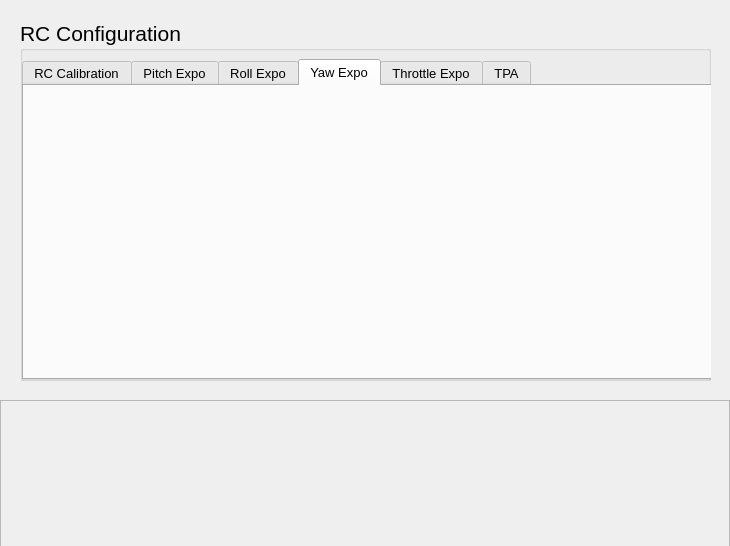
The window that src/uavconfig.ui (nlbtuyen/ConfigurationGCS) describes before a commit, drawn with Qt 5.
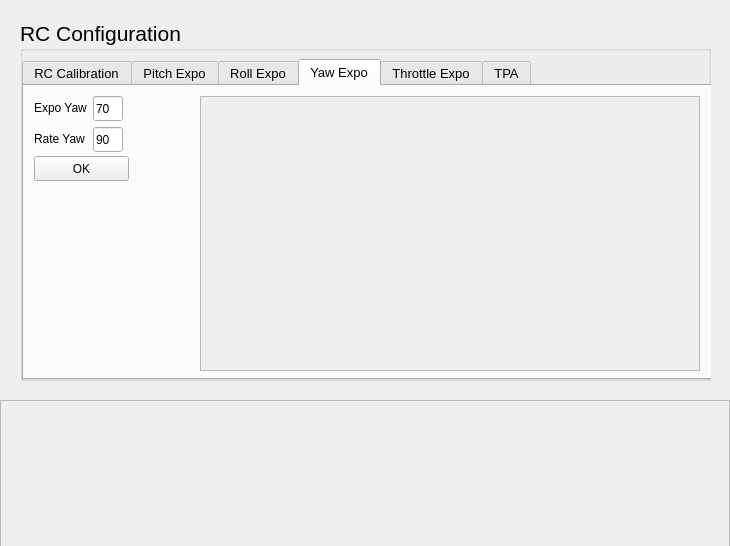
The same window after the commit. The open tabs and pages were chosen to show the change. Icons and pictures are not drawn.

```diff
--- a/src/uavconfig.ui
+++ b/src/uavconfig.ui
@@ -1453,6 +1453,151 @@
        <attribute name="title">
         <string>Yaw Expo</string>
        </attribute>
+       <widget class="QWidget" name="layoutWidget_10">
+        <property name="geometry">
+         <rect>
+          <x>10</x>
+          <y>10</y>
+          <width>101</width>
+          <height>58</height>
+         </rect>
+        </property>
+        <layout class="QFormLayout" name="formLayout_4">
+         <item row="0" column="0">
+          <widget class="QLabel" name="label_expo_yaw">
+           <property name="font">
+            <font>
+             <family>Arial</family>
+             <pointsize>9</pointsize>
+            </font>
+           </property>
+           <property name="text">
+            <string>Expo Yaw</string>
+           </property>
+          </widget>
+         </item>
+         <item row="0" column="1">
+          <widget class="QLineEdit" name="lineEdit_expoPitch_2">
+           <property name="minimumSize">
+            <size>
+             <width>30</width>
+             <height>25</height>
+            </size>
+           </property>
+           <property name="maximumSize">
+            <size>
+             <width>30</width>
+             <height>25</height>
+            </size>
+           </property>
+           <property name="font">
+            <font>
+             <family>Arial</family>
+             <pointsize>9</pointsize>
+            </font>
+           </property>
+           <property name="text">
+            <string>70</string>
+           </property>
+          </widget>
+         </item>
+         <item row="1" column="0">
+          <widget class="QLabel" name="label_rate_yaw">
+           <property name="font">
+            <font>
+             <family>Arial</family>
+             <pointsize>9</pointsize>
+            </font>
+           </property>
+           <property name="text">
+            <string>Rate Yaw</string>
+           </property>
+          </widget>
+         </item>
+         <item row="1" column="1">
+          <widget class="QLineEdit" name="lineEdit_ratePitch_2">
+           <property name="minimumSize">
+            <size>
+             <width>30</width>
+             <height>25</height>
+            </size>
+           </property>
+           <property name="maximumSize">
+            <size>
+             <width>30</width>
+             <height>25</height>
+            </size>
+           </property>
+           <property name="font">
+            <font>
+             <family>Arial</family>
+             <pointsize>9</pointsize>
+            </font>
+           </property>
+           <property name="text">
+            <string>90</string>
+           </property>
+          </widget>
+         </item>
+        </layout>
+       </widget>
+       <widget class="QPushButton" name="btn_OK_ExpoPitch_2">
+        <property name="geometry">
+         <rect>
+          <x>10</x>
+          <y>70</y>
+          <width>95</width>
+          <height>25</height>
+         </rect>
+        </property>
+        <property name="minimumSize">
+         <size>
+          <width>95</width>
+          <height>25</height>
+         </size>
+        </property>
+        <property name="maximumSize">
+         <size>
+          <width>95</width>
+          <height>40</height>
+         </size>
+        </property>
+        <property name="font">
+         <font>
+          <family>Arial</family>
+          <pointsize>9</pointsize>
+         </font>
+        </property>
+        <property name="text">
+         <string>OK</string>
+        </property>
+       </widget>
+       <widget class="QScrollArea" name="scrollArea_Charts_YawExpo">
+        <property name="geometry">
+         <rect>
+          <x>176</x>
+          <y>10</y>
+          <width>500</width>
+          <height>275</height>
+         </rect>
+        </property>
+        <property name="styleSheet">
+         <string notr="true">padding: 10px;</string>
+        </property>
+        <property name="widgetResizable">
+         <bool>true</bool>
+        </property>
+        <widget class="QWidget" name="scrollAreaWidgetContents_3">
+         <property name="geometry">
+          <rect>
+           <x>0</x>
+           <y>0</y>
+           <width>478</width>
+           <height>253</height>
+          </rect>
+         </property>
+        </widget>
+       </widget>
       </widget>
       <widget class="QWidget" name="tab_ThrottleExpo">
        <attribute name="title">
```
Left out of the diff: 153 changed lines with no effect on the pictures.
